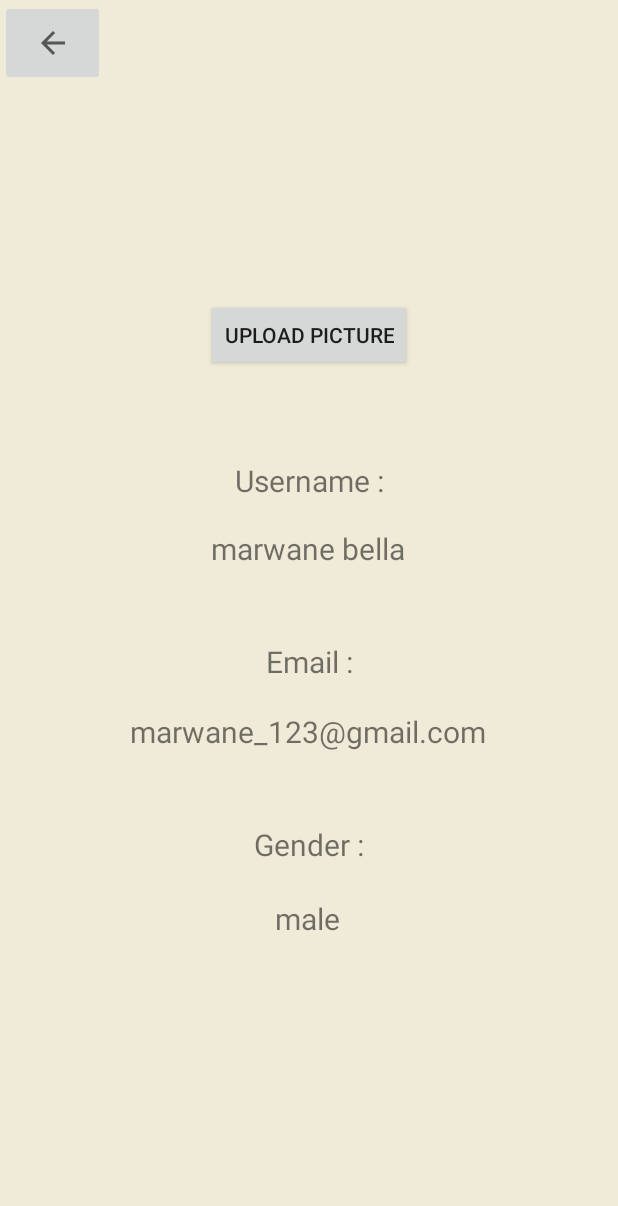
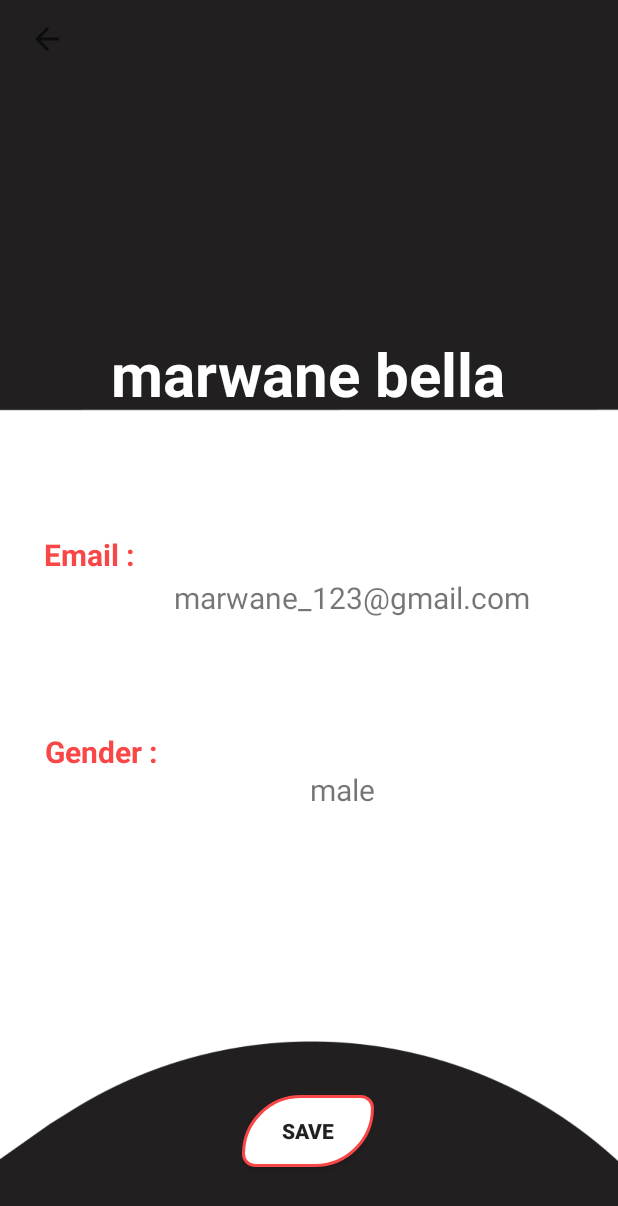
Before and after one commit to MarwaneBella/Serve-App, an Android app: the Profile screen opened directly, with no data from a screen before it, on a phone screen of 412 x 824 dp. Shown: the top 1206 px of the screen. Run offline under Robolectric (Android 15) with nearby library versions, the phone set to English and light mode, and no system bars; our stand-ins replace CircleImageView, Firebase (no records; nobody signed in at launch, a user with empty details on screens opened directly); libraries missing offline, so code that uses them is left out: com.karumi.dexter; pictures from the network do not load.

Commit message:
hamza update 10

```diff
--- a/app/src/main/res/drawable/servbg.xml
+++ b/app/src/main/res/drawable/servbg.xml
@@ -1,27 +1,25 @@
 <?xml version="1.0" encoding="utf-8"?>
-<shape xmlns:android="http://schemas.android.com/apk/res/android"
-    android:shape="rectangle">
-    <svg width="491" height="903" viewBox="0 0 491 903" fill="none" xmlns="http://www.w3.org/2000/svg">
-        <g clip-path="url(#clip0_136_7)" filter="url(#filter0_d_136_7)">
-            <rect width="411" height="823" transform="translate(30 30)" fill="white"/>
-            <path d="M74.5701 -119.381C76.5031 -122.729 80.7842 -123.876 84.1322 -121.943L621.421 188.261C624.77 190.194 625.917 194.475 623.984 197.823L450.354 498.559C448.133 502.405 442.238 500.114 443.198 495.777V495.777C466.708 389.604 377.415 292.418 269.635 306.871L158.257 321.806V321.806C57.5534 329.707 -40.7303 288.29 -105.407 210.698L-111.286 203.646C-111.514 203.372 -111.548 202.984 -111.369 202.675L74.5701 -119.381Z" fill="#0D524F" fill-opacity="0.5"/>
-            <path d="M-90 -70C-90 -73.866 -86.866 -77 -83 -77H466C469.866 -77 473 -73.866 473 -70V230.068C473 233.99 467.491 234.858 466.285 231.126V231.126C436.994 140.474 327.095 105.709 250.997 163.023L170.082 223.966V223.966C96.0062 273.664 2.72268 285.204 -81.2304 255.057L-89.4898 252.091C-89.7959 251.981 -90 251.691 -90 251.365V-70Z" fill="#093545"/>
-            <path d="M488.047 1035.5C487.769 1039.36 484.418 1042.26 480.562 1041.98L-67.0181 1002.52C-70.8741 1002.24 -73.7748 998.891 -73.4969 995.035L-51.9302 695.743C-51.6484 691.832 -46.0912 691.362 -45.1568 695.171V695.171C-22.457 787.694 84.6595 830.268 164.68 778.571L249.766 723.601V723.601C327.222 679.356 421.094 674.55 502.663 710.653L510.688 714.205C510.985 714.337 511.168 714.641 511.144 714.965L488.047 1035.5Z" fill="#093545"/>
-        </g>
-        <defs>
-            <filter id="filter0_d_136_7" x="0" y="0" width="491" height="903" filterUnits="userSpaceOnUse" color-interpolation-filters="sRGB">
-                <feFlood flood-opacity="0" result="BackgroundImageFix"/>
-                <feColorMatrix in="SourceAlpha" type="matrix" values="0 0 0 0 0 0 0 0 0 0 0 0 0 0 0 0 0 0 127 0" result="hardAlpha"/>
-                <feOffset dx="10" dy="10"/>
-                <feGaussianBlur stdDeviation="20"/>
-                <feColorMatrix type="matrix" values="0 0 0 0 0 0 0 0 0 0 0 0 0 0 0 0 0 0 0.3 0"/>
-                <feBlend mode="normal" in2="BackgroundImageFix" result="effect1_dropShadow_136_7"/>
-                <feBlend mode="normal" in="SourceGraphic" in2="effect1_dropShadow_136_7" result="shape"/>
-            </filter>
-            <clipPath id="clip0_136_7">
-                <rect width="411" height="823" fill="white" transform="translate(30 30)"/>
-            </clipPath>
-        </defs>
-    </svg>
+
+<shape android:shape="rectangle"
+    xmlns:android="http://schemas.android.com/apk/res/android">
+
+    <!--Radius of all four corners-->
+    <corners
+        android:bottomRightRadius="50dp"
+        android:bottomLeftRadius="10dp"
+        android:topLeftRadius="50dp"
+        android:topRightRadius="10dp"/>
+
+    <!--Stroke size and color-->
+    <stroke android:width="2dp"
+        android:color="@color/shineColor" />
+
+    <!--Fill Color of the Button-->
+
+    <!--Fill Color of the Button-->
+    <gradient android:angle="180"
+        android:startColor="#FFFFFF"
+        android:endColor="#FFFFFF"
+        />
 
 </shape>
--- a/app/src/main/res/layout/activity_edit_my_service.xml
+++ b/app/src/main/res/layout/activity_edit_my_service.xml
@@ -4,7 +4,7 @@
     xmlns:tools="http://schemas.android.com/tools"
     android:layout_width="match_parent"
     android:layout_height="match_parent"
-    android:background="@color/secondColor"
+    android:background="@color/white"
     tools:context=".EditMyService">
 
     <LinearLayout
@@ -12,7 +12,7 @@
         android:layout_height="wrap_content"
         android:orientation="vertical"
         android:gravity="center"
-        android:background="@color/secondColor">
+        android:background="@color/white">
 
         <TextView
             android:id="@+id/textView14"
--- a/app/src/main/res/layout/activity_main.xml
+++ b/app/src/main/res/layout/activity_main.xml
@@ -5,7 +5,7 @@
     android:layout_width="match_parent"
     android:layout_height="match_parent"
     android:orientation="vertical"
-    android:background="@color/secondColor"
+    android:background="#FFFFFF"
     tools:context=".MainActivity"
     >
 
@@ -59,7 +59,7 @@
         android:id="@+id/button_navigation"
         app:mbn_circleColor="@color/firstColor"
         app:mbn_selectedIconColor="@color/shineColor"
-        app:mbn_defaultIconColor="@color/secondColor"
+        app:mbn_defaultIconColor="#FFFFFF"
         app:mbn_backgroundBottomColor="@color/firstColor"
         app:mbn_shadowColor="@color/firstColor"
         />
--- a/app/src/main/res/layout/activity_profile.xml
+++ b/app/src/main/res/layout/activity_profile.xml
@@ -4,7 +4,7 @@
     xmlns:tools="http://schemas.android.com/tools"
     android:layout_width="match_parent"
     android:layout_height="match_parent"
-    android:background="@color/secondColor"
+    android:background="@drawable/profilbg2"
     android:orientation="vertical"
     tools:context=".Profile">
 
@@ -17,8 +17,10 @@
 
         <ImageButton
             android:id="@+id/imageButton"
-            android:layout_width="70dp"
-            android:layout_height="57dp"
+            android:layout_width="62dp"
+            android:layout_height="51dp"
+            android:background="@color/firstColor"
+
             app:layout_constraintBottom_toBottomOf="parent"
             app:layout_constraintStart_toStartOf="parent"
             app:layout_constraintTop_toTopOf="parent"
@@ -35,14 +37,16 @@
         app:layout_constraintStart_toStartOf="parent"
         app:layout_constraintTop_toBottomOf="@+id/constraintLayout">
 
+
         <de.hdodenhof.circleimageview.CircleImageView
             android:id="@+id/imgProfile"
             android:layout_width="109dp"
             android:layout_height="100dp"
             android:layout_gravity="right"
             android:layout_marginTop="16dp"
-            app:civ_border_color="@color/secondColor"
+            app:civ_border_color="@color/shineColor"
             app:civ_border_width="2dp"
+
             app:layout_constraintEnd_toEndOf="parent"
             app:layout_constraintStart_toStartOf="parent"
             app:layout_constraintTop_toTopOf="parent" />
@@ -51,42 +55,30 @@
             android:id="@+id/uploadBtn"
             android:layout_width="wrap_content"
             android:layout_height="wrap_content"
-            android:text="Upload picture"
+            android:text="save"
+            android:textStyle="bold"
+            android:background="@drawable/servbg"
             app:layout_constraintBottom_toBottomOf="parent"
             app:layout_constraintEnd_toEndOf="parent"
+            app:layout_constraintHorizontal_bias="0.498"
             app:layout_constraintStart_toStartOf="parent"
             app:layout_constraintTop_toBottomOf="@+id/imgProfile"
-            app:layout_constraintVertical_bias="0.043" />
-
-
-
-        <TextView
-            android:id="@+id/textView4"
-            android:layout_width="wrap_content"
-            android:layout_height="wrap_content"
-            android:text="Username :"
-            android:textSize="20sp"
-            app:layout_constraintBottom_toBottomOf="parent"
-            app:layout_constraintEnd_toEndOf="parent"
-            app:layout_constraintStart_toStartOf="parent"
-            app:layout_constraintTop_toBottomOf="@+id/uploadBtn"
-            app:layout_constraintVertical_bias="0.108" />
-
+            app:layout_constraintVertical_bias="0.924" />
 
         <TextView
             android:id="@+id/username"
             android:layout_width="wrap_content"
             android:layout_height="wrap_content"
+            android:layout_marginBottom="548dp"
             android:text="marwane bella"
-            android:textSize="20sp"
+            android:textColor="@color/white"
+            android:textSize="40sp"
+            android:textStyle="bold"
+
             app:layout_constraintBottom_toBottomOf="parent"
             app:layout_constraintEnd_toEndOf="parent"
-            app:layout_constraintHorizontal_bias="0.498"
-            app:layout_constraintStart_toStartOf="parent"
-            app:layout_constraintTop_toBottomOf="@+id/textView4"
-            app:layout_constraintVertical_bias="0.039" />
-
-
+            app:layout_constraintHorizontal_bias="0.496"
+            app:layout_constraintStart_toStartOf="parent" />
 
         <TextView
             android:id="@+id/textView7"
@@ -95,28 +87,29 @@
             android:layout_marginTop="48dp"
             android:text="Email :"
             android:textSize="20sp"
+            android:textStyle="bold"
+            android:textColor="@color/shineColor"
             app:layout_constraintBottom_toBottomOf="parent"
             app:layout_constraintEnd_toEndOf="parent"
+            app:layout_constraintHorizontal_bias="0.083"
             app:layout_constraintStart_toStartOf="parent"
             app:layout_constraintTop_toBottomOf="@+id/username"
-            app:layout_constraintVertical_bias="0.0" />
+            app:layout_constraintVertical_bias="0.067" />
+
 
         <TextView
             android:id="@+id/email"
             android:layout_width="wrap_content"
             android:layout_height="wrap_content"
+            android:layout_marginBottom="412dp"
             android:text="marwane_123@gmail.com"
             android:textSize="20sp"
             app:layout_constraintBottom_toBottomOf="parent"
             app:layout_constraintEnd_toEndOf="parent"
-            app:layout_constraintHorizontal_bias="0.497"
+            app:layout_constraintHorizontal_bias="0.666"
             app:layout_constraintStart_toStartOf="parent"
-            app:layout_constraintTop_toBottomOf="@+id/textView7"
-            app:layout_constraintVertical_bias="0.056" />
-
-
-
-
+            app:layout_constraintTop_toBottomOf="@+id/username"
+            app:layout_constraintVertical_bias="1.0" />
 
         <TextView
             android:id="@+id/textView12"
@@ -124,25 +117,29 @@
             android:layout_height="wrap_content"
             android:layout_marginTop="48dp"
             android:text="Gender :"
+            android:textColor="@color/shineColor"
             android:textSize="20sp"
+            android:textStyle="bold"
             app:layout_constraintBottom_toBottomOf="parent"
             app:layout_constraintEnd_toEndOf="parent"
+            app:layout_constraintHorizontal_bias="0.088"
             app:layout_constraintStart_toStartOf="parent"
             app:layout_constraintTop_toBottomOf="@+id/email"
-            app:layout_constraintVertical_bias="0.0" />
+            app:layout_constraintVertical_bias="0.082" />
 
         <TextView
             android:id="@+id/gender"
             android:layout_width="wrap_content"
             android:layout_height="wrap_content"
+            android:layout_marginBottom="284dp"
             android:text="male"
             android:textSize="20sp"
             app:layout_constraintBottom_toBottomOf="parent"
             app:layout_constraintEnd_toEndOf="parent"
-            app:layout_constraintHorizontal_bias="0.498"
+            app:layout_constraintHorizontal_bias="0.561"
             app:layout_constraintStart_toStartOf="parent"
-            app:layout_constraintTop_toBottomOf="@+id/textView12"
-            app:layout_constraintVertical_bias="0.100000024" />
+            app:layout_constraintTop_toBottomOf="@+id/email"
+            app:layout_constraintVertical_bias="1.0" />
 
 
     </androidx.constraintlayout.widget.ConstraintLayout>
--- a/app/src/main/res/layout/fragment_edit_list.xml
+++ b/app/src/main/res/layout/fragment_edit_list.xml
@@ -20,6 +20,7 @@
             android:layout_marginBottom="30dp"
             android:gravity="center"
             android:text="My Services"
+
             android:textSize="40sp"
             android:textStyle="bold|italic" />
 
--- a/app/src/main/res/layout/fragment_list_view.xml
+++ b/app/src/main/res/layout/fragment_list_view.xml
@@ -12,7 +12,7 @@
     <RelativeLayout
         android:layout_width="match_parent"
         android:layout_height="match_parent"
-        android:background="@color/secondColor">
+        android:background="@color/white">
 
 
 
--- a/app/src/main/res/values/colors.xml
+++ b/app/src/main/res/values/colors.xml
@@ -10,7 +10,7 @@
     <color name="specialColor">#1E91E9</color>
     <color name="secondColor">#EFEBD8</color>
     <color name="firstColor">#211F1F</color>
-    <color name="shineColor">#20DF7F</color>
+    <color name="shineColor">#F94646</color>
 
     <color name="textHintColor">#6B6C73</color>
 </resources>
```
Also changed, not shown: app/src/main/res/layout/activity_login.xml (+13 -10 lines), app/src/main/res/layout/activity_register.xml (+4 -4 lines), app/src/main/res/layout/activity_service_infos.xml (+33 -14 lines), app/src/main/res/layout/activity_splash_screen.xml (+5 -4 lines), app/src/main/res/layout/fragment_add_service.xml (+20 -12 lines), app/src/main/res/drawable-v24/newlogo.png (added), app/src/main/res/drawable-v24/newnew.png (added), app/src/main/res/drawable-v24/profilbg.png (added), app/src/main/res/drawable-v24/profilbg2.png (added), app/src/main/res/drawable-v24/profilbg3.png (added).
